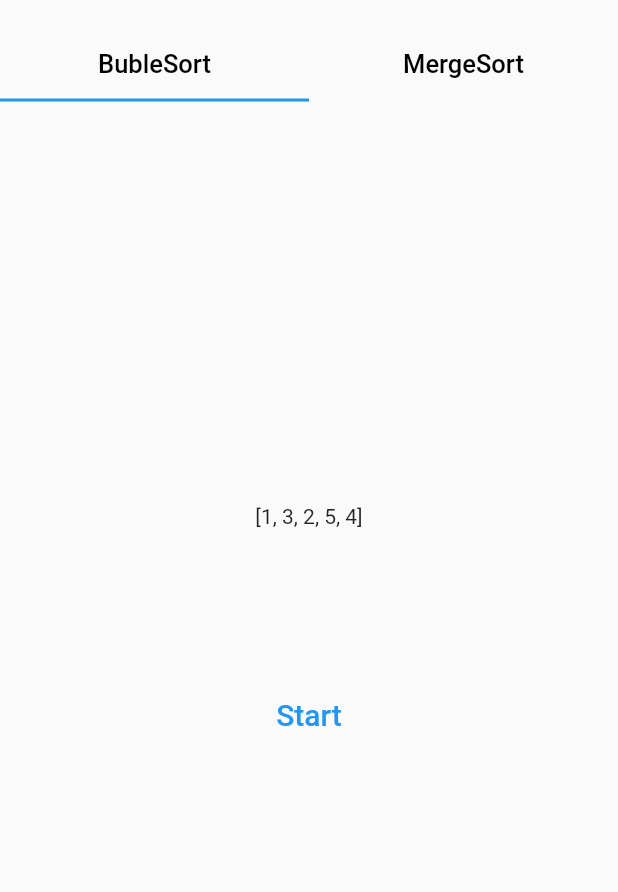
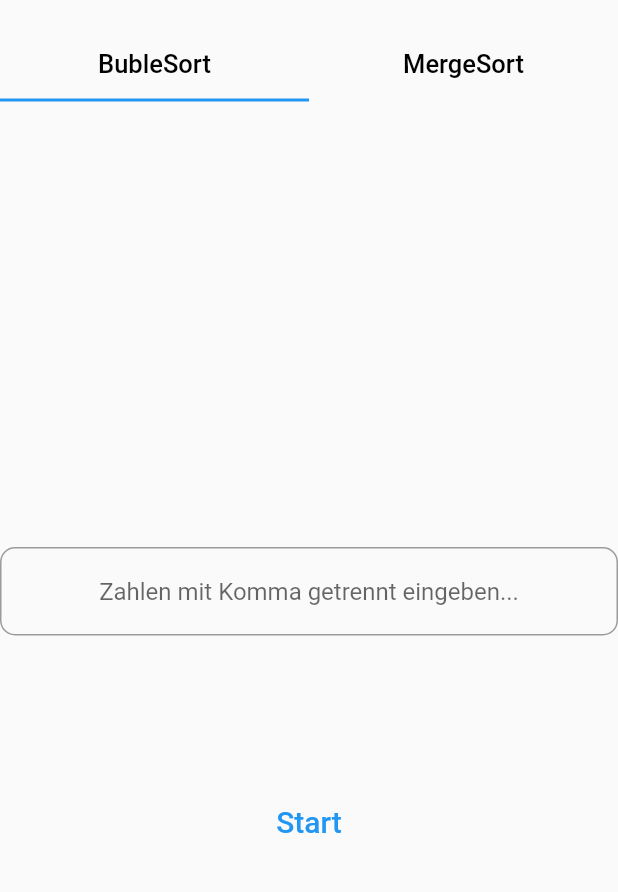
Before and after one commit to smueller264/portfolio, a Flutter app: the screen it shows after launch, after a tap on "Start", on a phone screen of 412 x 824 dp, the part 83-975 px from its top. Run offline on Flutter 3.47's test engine with Material 2 defaults, Android fonts, the phone set to English and light mode, and no system bars.

Commit message:
implemented input for bubble sort

```diff
--- a/lib/pages/bubblesort_page/bubblesort_page.dart
+++ b/lib/pages/bubblesort_page/bubblesort_page.dart
@@ -3,6 +3,7 @@ import 'package:flutter/material.dart';
 import 'package:provider/provider.dart';
 
 import 'provider/bubblesort_provider.dart';
+import '../../widgets/custom_num_input.dart';
 
 class BubbleSortPage extends StatelessWidget {
   const BubbleSortPage({Key? key}) : super(key: key);
@@ -15,11 +16,19 @@ class BubbleSortPage extends StatelessWidget {
       mainAxisAlignment: MainAxisAlignment.center,
       crossAxisAlignment: CrossAxisAlignment.center,
       children: [
-        Center(
-          child: Container(
-            child: Text(context.watch<BubbleSortProvider>().array.toString()),
+        if (context.watch<BubbleSortProvider>().array.isNotEmpty)
+          Center(
+            child: Container(
+              child: Text(context.watch<BubbleSortProvider>().array.toString()),
+            ),
           ),
+        const SizedBox(
+          height: 100,
         ),
+        CustomNumInput(
+            controller:
+                context.watch<BubbleSortProvider>().arrayInputController,
+            hintText: "Zahlen mit Komma getrennt eingeben..."),
         const SizedBox(
           height: 100,
         ),
--- a/lib/pages/bubblesort_page/provider/bubblesort_provider.dart
+++ b/lib/pages/bubblesort_page/provider/bubblesort_provider.dart
@@ -1,23 +1,45 @@
 import 'package:flutter/material.dart';
+import 'dart:async';
 
 class BubbleSortProvider with ChangeNotifier {
-  List<int> array = [1, 3, 2, 5, 4];
+  List<int> array = [];
+
+  final TextEditingController arrayInputController = TextEditingController();
 
   ///Swapping using temporary variable
   void swap(int index) {
     int temp = array[index];
     array[index] = array[index + 1];
     array[index + 1] = temp;
+    notifyListeners();
   }
 
   ///Basic implementation of Bubble sort
-  void bubbleSort() {
+  Future<void> bubbleSort() async {
+    fillArray();
     for (int i = 0; i < array.length - 1; i++) {
       for (int j = 0; j < array.length - 1; j++) {
         if (array[j] > array[j + 1]) {
           swap(j);
+          await Future.delayed(const Duration(seconds: 1));
         }
       }
     }
+    reset();
+  }
+
+  void fillArray() {
+    var splitInput = arrayInputController.text.replaceAll(' ', '').split(",");
+    for (String a in splitInput) {
+      array.add(
+        int.parse(a),
+      );
+    }
+    notifyListeners();
+  }
+
+  void reset() {
+    array = [];
+    arrayInputController.text = "";
   }
 }
--- /dev/null
+++ b/lib/widgets/custom_num_input.dart
@@ -0,0 +1,33 @@
+import 'package:flutter/material.dart';
+
+class CustomNumInput extends StatelessWidget {
+  const CustomNumInput({
+    Key? key,
+    required this.controller,
+    required this.hintText,
+  }) : super(key: key);
+
+  final TextEditingController controller;
+  final String hintText;
+
+  @override
+  Widget build(BuildContext context) {
+    return TextFormField(
+      textAlign: TextAlign.center,
+      controller: controller,
+      decoration: InputDecoration(
+        floatingLabelBehavior: FloatingLabelBehavior.never,
+        hintText: hintText,
+        border: OutlineInputBorder(
+          borderRadius: BorderRadius.circular(10),
+        ),
+        focusedBorder: OutlineInputBorder(
+          borderRadius: BorderRadius.circular(10),
+          borderSide: const BorderSide(
+            color: Colors.blue,
+          ),
+        ),
+      ),
+    );
+  }
+}
```
Also changed, not shown: lib/pages/bubblesort_page/components/input.dart (added).
